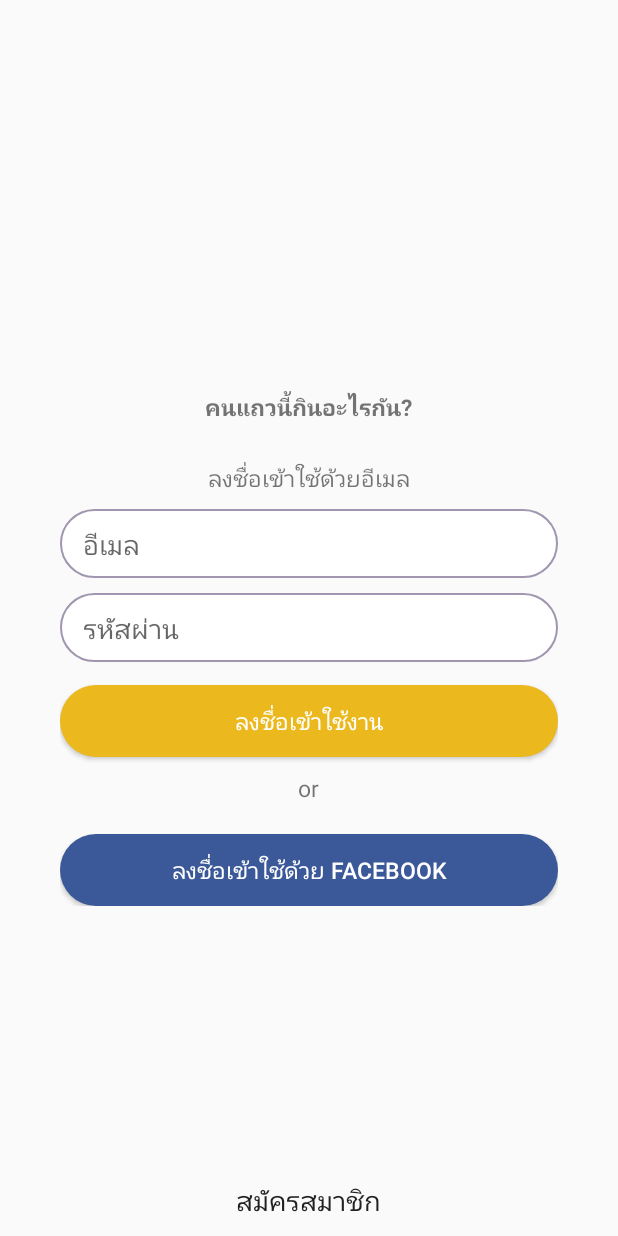
After one commit to supagornpi/RiceNearby, an Android app: the LoginActivity screen opened directly, with no data from a screen before it, on a phone screen of 412 x 824 dp. The commit adds this screen. Run offline under Robolectric (Android 15) with nearby library versions, the phone set to English and light mode, and no system bars.

Commit message:
login interface.

```diff
--- a/app/src/main/AndroidManifest.xml
+++ b/app/src/main/AndroidManifest.xml
@@ -16,6 +16,9 @@
                 <category android:name="android.intent.category.LAUNCHER" />
             </intent-filter>
         </activity>
+        <activity
+            android:name=".ui.login.LoginActivity"
+            android:screenOrientation="portrait" />
     </application>
 
 </manifest>
--- /dev/null
+++ b/app/src/main/java/com/warunya/ricenearby/base/AbstractActivity.kt
@@ -0,0 +1,95 @@
+package com.warunya.ricenearby.base
+
+import android.app.ProgressDialog
+import android.os.Bundle
+import android.support.v7.app.AppCompatActivity
+import android.view.View
+import com.warunya.ricenearby.R
+import kotlinx.android.synthetic.main.layout_action_bar.*
+
+
+abstract class AbstractActivity : AppCompatActivity() {
+
+    protected lateinit var progressDialog: ProgressDialog
+
+    protected abstract fun setLayoutView(): Int
+    protected abstract fun setupView()
+
+    override fun onCreate(savedInstanceState: Bundle?) {
+        super.onCreate(savedInstanceState)
+        setContentView(setLayoutView())
+        setProgressDialog()
+        setupView()
+    }
+
+    // override the base context of application to update default locale for this activity
+//    override fun attachBaseContext(base: Context) {
+//        super.attachBaseContext(LanguageHelper.onAttach(base))
+//    }
+
+    override fun setTitle(stringId: Int) {
+        setTitle(resources.getString(stringId))
+    }
+
+    fun setTitle(title: String) {
+        tvTitle.text = title
+    }
+
+    fun showBackButton() {
+        if (btnIconLeft != null) {
+            btnIconLeft.setImageResource(R.drawable.ic_previous)
+            btnIconLeft.visibility = View.VISIBLE
+            btnIconLeft.setOnClickListener({
+                onBackPressed()
+            })
+        }
+    }
+
+    fun setMenuRightText(textId: Int) {
+        tvRightMenu.text = applicationContext.getString(textId)
+    }
+
+    fun setOnclickMenuRight(onClickListener: View.OnClickListener) {
+        tvRightMenu.setOnClickListener(onClickListener)
+    }
+
+    fun setButtonLeft(icon: Int, onClickListener: View.OnClickListener) {
+        if (btnIconLeft != null) {
+            btnIconLeft.setImageResource(icon)
+            btnIconLeft.visibility = View.VISIBLE
+            btnIconLeft.setOnClickListener(onClickListener)
+        }
+    }
+
+    fun setButtonRight(icon: Int, onClickListener: View.OnClickListener) {
+        if (btnRight != null) {
+            btnRight.setImageResource(icon)
+            btnRight.visibility = View.VISIBLE
+            btnRight.setOnClickListener(onClickListener)
+        }
+    }
+
+    private fun setProgressDialog() {
+        progressDialog = ProgressDialog(this)
+        progressDialog.setMessage("Now Loading...")
+        progressDialog.setCancelable(false)
+    }
+
+    fun updateProgress(message: String) {
+        if (progressDialog.isShowing) {
+            progressDialog.setMessage(message)
+        }
+    }
+
+    fun showProgressDialog() {
+        if (!progressDialog.isShowing) {
+            progressDialog.show()
+        }
+    }
+
+    fun hideProgressDialog() {
+        if (progressDialog.isShowing) {
+            progressDialog.dismiss()
+        }
+    }
+}
--- /dev/null
+++ b/app/src/main/java/com/warunya/ricenearby/ui/login/LoginActivity.java
@@ -0,0 +1,80 @@
+package com.warunya.ricenearby.ui.login;
+
+import android.view.View;
+import android.widget.Button;
+import android.widget.EditText;
+
+import com.warunya.ricenearby.R;
+import com.warunya.ricenearby.base.AbstractActivity;
+import com.warunya.ricenearby.dialog.DialogAlert;
+import com.warunya.ricenearby.utils.ValidatorUtils;
+
+public class LoginActivity extends AbstractActivity implements LoginContract.View {
+
+    private EditText edtEmail;
+    private EditText edtPassword;
+    private Button btnLogin;
+    private Button btnLoginFacebook;
+    private Button btnRegister;
+    private Button btnForgotPassword;
+
+    private LoginContract.Presenter presenter = new LoginPresenter(this);
+
+    @Override
+    protected int setLayoutView() {
+        return R.layout.activity_login;
+    }
+
+    @Override
+    protected void setupView() {
+        bindView();
+        bindAction();
+
+    }
+
+    private void bindView() {
+        edtEmail = findViewById(R.id.edt_email);
+        edtPassword = findViewById(R.id.edt_password);
+        btnLogin = findViewById(R.id.btn_login);
+        btnLoginFacebook = findViewById(R.id.btn_facebook);
+        btnRegister = findViewById(R.id.btn_register);
+    }
+
+    private void bindAction() {
+        btnLogin.setOnClickListener(new View.OnClickListener() {
+            @Override
+            public void onClick(View view) {
+                String email = edtEmail.getText().toString().trim();
+                String password = edtPassword.getText().toString().trim();
+                //login
+                presenter.login(email, password);
+            }
+        });
+        btnRegister.setOnClickListener(new View.OnClickListener() {
+            @Override
+            public void onClick(View view) {
+
+            }
+        });
+    }
+
+    @Override
+    public void showEmailInvalid() {
+        ValidatorUtils.setErrorInput(getApplicationContext(), edtEmail, R.string.error_email_invalid);
+    }
+
+    @Override
+    public void showPasswordInvalid() {
+        ValidatorUtils.setErrorInput(getApplicationContext(), edtPassword, R.string.error_password_invalid);
+    }
+
+    @Override
+    public void loginSuccess() {
+
+    }
+
+    @Override
+    public void loginFailed() {
+        DialogAlert.Companion.show(this, R.string.dialog_login_failed);
+    }
+}
--- /dev/null
+++ b/app/src/main/java/com/warunya/ricenearby/ui/login/LoginContract.java
@@ -0,0 +1,18 @@
+package com.warunya.ricenearby.ui.login;
+
+public interface LoginContract {
+
+    interface Presenter {
+        void login(String email, String password);
+    }
+
+    interface View {
+        void showEmailInvalid();
+
+        void showPasswordInvalid();
+
+        void loginSuccess();
+
+        void loginFailed();
+    }
+}
--- /dev/null
+++ b/app/src/main/java/com/warunya/ricenearby/ui/login/LoginPresenter.java
@@ -0,0 +1,15 @@
+package com.warunya.ricenearby.ui.login;
+
+public class LoginPresenter implements LoginContract.Presenter {
+
+    private LoginContract.View view;
+
+    LoginPresenter(LoginContract.View view) {
+        this.view = view;
+    }
+
+    @Override
+    public void login(String email, String password) {
+
+    }
+}
--- /dev/null
+++ b/app/src/main/res/drawable/background_edittext.xml
@@ -0,0 +1,11 @@
+<?xml version="1.0" encoding="utf-8"?>
+<shape xmlns:android="http://schemas.android.com/apk/res/android"
+    android:shape="rectangle">
+
+    <solid android:color="@color/color_white" />
+    <stroke
+        android:width="@dimen/line_small"
+        android:color="@color/color_gray" />
+
+    <corners android:radius="@dimen/corner_oval" />
+</shape>
--- /dev/null
+++ b/app/src/main/res/drawable/button_facebook.xml
@@ -0,0 +1,8 @@
+<?xml version="1.0" encoding="utf-8"?>
+<shape xmlns:android="http://schemas.android.com/apk/res/android"
+    android:shape="rectangle">
+
+    <solid android:color="@color/color_facebook" />
+
+    <corners android:radius="@dimen/corner_oval" />
+</shape>
--- /dev/null
+++ b/app/src/main/res/drawable/button_primary.xml
@@ -0,0 +1,8 @@
+<?xml version="1.0" encoding="utf-8"?>
+<shape xmlns:android="http://schemas.android.com/apk/res/android"
+    android:shape="rectangle">
+
+    <solid android:color="@color/colorPrimaryDark" />
+
+    <corners android:radius="@dimen/corner_oval" />
+</shape>
--- /dev/null
+++ b/app/src/main/res/drawable/ic_previous.xml
@@ -0,0 +1,4 @@
+<vector android:height="24dp" android:viewportHeight="55.753"
+    android:viewportWidth="55.753" android:width="24dp" xmlns:android="http://schemas.android.com/apk/res/android">
+    <path android:fillColor="#f2f0f1" android:pathData="M12.74,23.92c0.28,-0.28 0.59,-0.52 0.91,-0.73L35.27,1.58c2.11,-2.11 5.53,-2.11 7.64,0c2.11,2.11 2.11,5.53 0,7.64L24.29,27.83l18.7,18.71c2.11,2.11 2.11,5.53 0,7.64c-1.05,1.06 -2.44,1.58 -3.82,1.58s-2.76,-0.53 -3.82,-1.58L13.66,32.46c-0.32,-0.21 -0.63,-0.44 -0.91,-0.73c-1.08,-1.08 -1.6,-2.5 -1.57,-3.91C11.15,26.41 11.67,24.99 12.74,23.92z"/>
+</vector>
--- /dev/null
+++ b/app/src/main/res/layout/activity_login.xml
@@ -0,0 +1,98 @@
+<?xml version="1.0" encoding="utf-8"?>
+<RelativeLayout xmlns:android="http://schemas.android.com/apk/res/android"
+    android:layout_width="match_parent"
+    android:layout_height="match_parent"
+    android:orientation="vertical"
+    android:paddingEnd="@dimen/padding_xxxlarge"
+    android:paddingStart="@dimen/padding_xxxlarge">
+
+    <LinearLayout
+        android:layout_width="match_parent"
+        android:layout_height="wrap_content"
+        android:layout_centerInParent="true"
+        android:gravity="center"
+        android:orientation="vertical">
+
+        <ImageView
+            android:layout_width="wrap_content"
+            android:layout_height="wrap_content"
+            android:layout_marginTop="@dimen/padding_xxxlarge" />
+
+        <TextView
+            android:layout_width="wrap_content"
+            android:layout_height="wrap_content"
+            android:text="@string/login_business_model"
+            android:textSize="@dimen/text_small"
+            android:textStyle="bold" />
+
+        <TextView
+            android:layout_width="wrap_content"
+            android:layout_height="wrap_content"
+            android:layout_marginTop="@dimen/padding_large"
+            android:text="@string/login_title"
+            android:textSize="@dimen/text_small" />
+
+        <EditText
+            android:id="@+id/edt_email"
+            android:layout_width="match_parent"
+            android:layout_height="wrap_content"
+            android:layout_marginTop="@dimen/padding_small"
+            android:background="@drawable/background_edittext"
+            android:hint="@string/label_email"
+            android:paddingBottom="@dimen/padding_small"
+            android:paddingEnd="@dimen/padding_normal"
+            android:paddingStart="@dimen/padding_normal"
+            android:paddingTop="@dimen/padding_small" />
+
+        <EditText
+            android:id="@+id/edt_password"
+            android:layout_width="match_parent"
+            android:layout_height="wrap_content"
+            android:layout_marginTop="@dimen/padding_small"
+            android:background="@drawable/background_edittext"
+            android:hint="@string/label_password"
+            android:paddingBottom="@dimen/padding_small"
+            android:paddingEnd="@dimen/padding_normal"
+            android:paddingStart="@dimen/padding_normal"
+            android:paddingTop="@dimen/padding_small" />
+
+        <Button
+            android:id="@+id/btn_login"
+            android:layout_width="match_parent"
+            android:layout_height="wrap_content"
+            android:layout_marginTop="@dimen/padding_normal"
+            android:background="@drawable/button_primary"
+            android:text="@string/button_login"
+            android:textColor="@color/color_white"
+            android:textSize="@dimen/text_small" />
+
+        <TextView
+            android:layout_width="wrap_content"
+            android:layout_height="wrap_content"
+            android:padding="@dimen/padding_small"
+            android:text="@string/login_or"
+            android:textSize="@dimen/text_small" />
+
+        <Button
+            android:id="@+id/btn_facebook"
+            android:layout_width="match_parent"
+            android:layout_height="wrap_content"
+            android:layout_marginTop="@dimen/padding_small"
+            android:background="@drawable/button_facebook"
+            android:text="@string/button_login_facebook"
+            android:textColor="@color/color_white"
+            android:textSize="@dimen/text_small" />
+
+    </LinearLayout>
+
+    <Button
+        android:id="@+id/btn_register"
+        android:background="@null"
+        android:layout_width="wrap_content"
+        android:layout_height="wrap_content"
+        android:layout_alignParentBottom="true"
+        android:layout_centerHorizontal="true"
+        android:padding="@dimen/padding_small"
+        android:text="@string/button_register"
+        android:textSize="@dimen/text_normal" />
+</RelativeLayout>
--- a/app/src/main/res/values/colors.xml
+++ b/app/src/main/res/values/colors.xml
@@ -1,6 +1,13 @@
 <?xml version="1.0" encoding="utf-8"?>
 <resources>
-    <color name="colorPrimary">#3F51B5</color>
-    <color name="colorPrimaryDark">#303F9F</color>
+    <color name="colorPrimary">#f2f0f1</color>
+    <color name="colorPrimaryDark">#ebb81e</color>
     <color name="colorAccent">#FF4081</color>
+
+    <color name="color_theme_dark">#ebb81e</color>
+    <color name="color_theme_light">#f2f0f1</color>
+
+    <color name="color_white">#ffffff</color>
+    <color name="color_gray">#a196af</color>
+    <color name="color_facebook">#3b5998</color>
 </resources>
--- /dev/null
+++ b/app/src/main/res/values/dimens.xml
@@ -0,0 +1,27 @@
+<?xml version="1.0" encoding="utf-8"?>
+<resources>
+
+    <dimen name="line_small">1dp</dimen>
+
+    <dimen name="corner_small">7dp</dimen>
+    <dimen name="corner_large">15dp</dimen>
+    <dimen name="corner_oval">50dp</dimen>
+
+    <dimen name="padding_tiny">3dp</dimen>
+    <dimen name="padding_mini">5dp</dimen>
+    <dimen name="padding_small">10dp</dimen>
+    <dimen name="padding_normal">15dp</dimen>
+    <dimen name="padding_medium">20dp</dimen>
+    <dimen name="padding_large">25dp</dimen>
+    <dimen name="padding_xlarge">30dp</dimen>
+    <dimen name="padding_xxlarge">35dp</dimen>
+    <dimen name="padding_xxxlarge">40dp</dimen>
+
+    <dimen name="text_nmini">5pt</dimen>
+    <dimen name="text_mini">6pt</dimen>
+    <dimen name="text_small">7pt</dimen>
+    <dimen name="text_normal">8pt</dimen>
+    <dimen name="text_large">9pt</dimen>
+    <dimen name="text_xlarge">10pt</dimen>
+    <dimen name="text_2xlarge">11pt</dimen>
+</resources>
--- a/app/src/main/res/values/strings.xml
+++ b/app/src/main/res/values/strings.xml
@@ -1,3 +1,40 @@
 <resources>
     <string name="app_name">Rice nearby</string>
+
+    <!--Label-->
+    <string name="label_username">ชื่อผู้ใช้งาน (username)</string>
+    <string name="label_email">อีเมล</string>
+    <string name="label_password">รหัสผ่าน</string>
+    <string name="label_password_confirm">ยืนยันรหัสผ่าน</string>
+
+    <!--Error-->
+    <string name="error_not_found">Not Found</string>
+    <string name="error_email_invalid">Email is invalid</string>
+    <string name="error_password_invalid">Password must be at least 6 characters.</string>
+    <string name="error_password_not_match">Password not match</string>
+    <string name="error_mobile_invalid">Mobile number is invalid</string>
+    <string name="error_id_card_invalid">ID card number is invalid</string>
+    <string name="error_please_fill">Please fill</string>
+
+    <!--Dialog-->
+    <string name="dialog_login_failed">User not found.</string>
+    <string name="dialog_register_failed">Register failed.</string>
+    <string name="dialog_logout">Do you want to Logout?</string>
+
+    <!--Login-->
+    <string name="login_business_model">คนแถวนี้กินอะไรกัน?</string>
+    <string name="login_title">ลงชื่อเข้าใช้ด้วยอีเมล</string>
+    <string name="login_or">or</string>
+
+    <!--Register-->
+    <string name="register_title">สมัครสมาชิก</string>
+
+    <!--Button-->
+    <string name="button_login_facebook">ลงชื่อเข้าใช้ด้วย Facebook</string>
+    <string name="button_login_email">ลงชื่อเข้าใช้ด้วยอีเมล</string>
+    <string name="button_register">สมัครสมาชิก</string>
+    <string name="button_login">ลงชื่อเข้าใช้งาน</string>
+    <string name="button_forgot_password">ลืมรหัสผ่าน</string>
+    <string name="button_close">ปิด</string>
+
 </resources>
--- a/app/src/main/res/values/styles.xml
+++ b/app/src/main/res/values/styles.xml
@@ -1,7 +1,7 @@
 <resources>
 
     <!-- Base application theme. -->
-    <style name="AppTheme" parent="Theme.AppCompat.Light.DarkActionBar">
+    <style name="AppTheme" parent="Theme.AppCompat.Light.NoActionBar">
         <!-- Customize your theme here. -->
         <item name="colorPrimary">@color/colorPrimary</item>
         <item name="colorPrimaryDark">@color/colorPrimaryDark</item>
```
Also changed, not shown: app/src/main/java/com/warunya/ricenearby/base/BasePresenter.kt (added, +8 -0 lines), app/src/main/java/com/warunya/ricenearby/base/BaseView.kt (added, +15 -0 lines), app/src/main/java/com/warunya/ricenearby/dialog/DialogAlert.kt (added, +38 -0 lines), app/src/main/java/com/warunya/ricenearby/utils/KeyboardUtils.java (added, +25 -0 lines), app/src/main/java/com/warunya/ricenearby/utils/ValidatorUtils.java (added, +36 -0 lines), app/src/main/res/layout/layout_action_bar.xml (added, +64 -0 lines).
